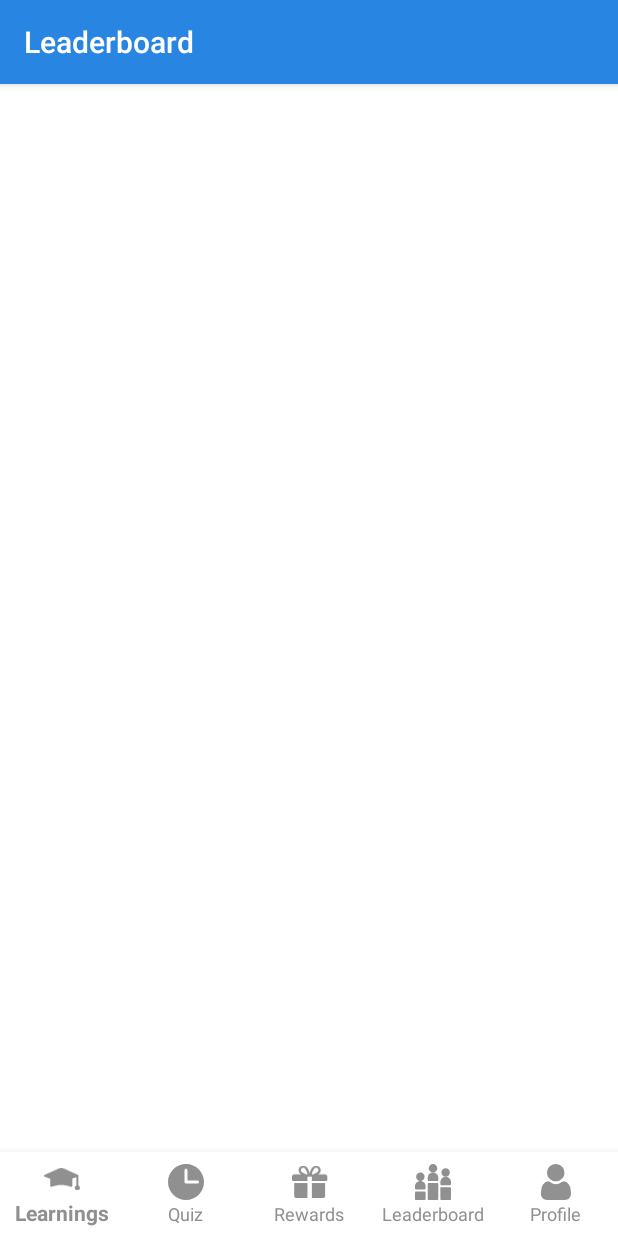
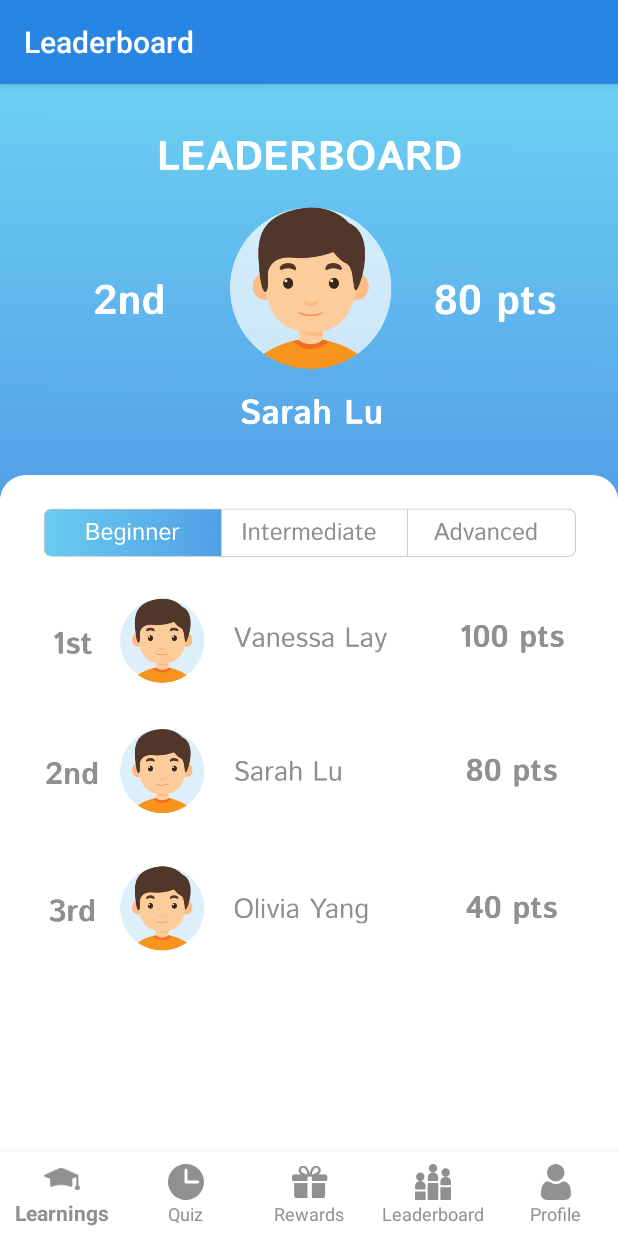
Before and after one commit to ssarahlu/Assignment, an Android app: the LeaderboardActivity screen opened directly, with no data from a screen before it, on a phone screen of 412 x 824 dp. Run offline under Robolectric (Android 15) with nearby library versions, the phone set to English and light mode, and no system bars.

Commit message:
leaderboard implementation (no longer using API because its not free)

```diff
--- a/app/src/main/java/com/example/assignment/LeaderboardActivity.java
+++ b/app/src/main/java/com/example/assignment/LeaderboardActivity.java
@@ -6,17 +6,52 @@ import androidx.appcompat.app.AppCompatActivity;
 import android.content.Intent;
 import android.os.Bundle;
 import android.view.MenuItem;
+import android.view.View;
+import android.widget.Button;
+import android.widget.ImageView;
 
 import com.google.android.material.bottomnavigation.BottomNavigationView;
 
 public class LeaderboardActivity extends AppCompatActivity {
     BottomNavigationView bottomNavigation;
+    private Button beginner, intermediate, advanced;
+    private ImageView image;
 
     @Override
     protected void onCreate(Bundle savedInstanceState) {
         super.onCreate(savedInstanceState);
         setContentView(R.layout.activity_leaderboard);
         setTitle("Leaderboard");
+        beginner = findViewById(R.id.beginner);
+        intermediate = findViewById(R.id.intermediate);
+        advanced = findViewById(R.id.advanced);
+        image = findViewById(R.id.image);
+
+
+        beginner.setOnClickListener(new View.OnClickListener() {
+            @Override
+            public void onClick(View v) {
+                image.setImageResource(R.drawable.leaderboard_beginner);
+
+            }
+        });
+
+        intermediate.setOnClickListener(new View.OnClickListener() {
+            @Override
+            public void onClick(View v) {
+                image.setImageResource(R.drawable.leaderboard_intermediate);
+
+            }
+        });
+
+        advanced.setOnClickListener(new View.OnClickListener() {
+            @Override
+            public void onClick(View v) {
+                image.setImageResource(R.drawable.leaderboard_advanced);
+
+            }
+        });
+
 
         bottomNavigation = findViewById(R.id.navigation);
         bottomNavigation.setItemIconTintList(null);
--- a/app/src/main/java/com/example/assignment/SelectDifficulty.java
+++ b/app/src/main/java/com/example/assignment/SelectDifficulty.java
@@ -4,8 +4,6 @@ import androidx.annotation.NonNull;
 import androidx.appcompat.app.AppCompatActivity;
 
 import android.content.Intent;
-import android.content.res.ColorStateList;
-import android.graphics.Color;
 import android.os.Bundle;
 import android.util.Log;
 import android.view.MenuItem;
--- a/app/src/main/res/layout/activity_help_centre.xml
+++ b/app/src/main/res/layout/activity_help_centre.xml
@@ -8,7 +8,7 @@
     tools:context=".HelpCentreActivity">
 
     <ImageView
-        android:id="@+id/imageView7"
+        android:id="@+id/image"
         android:layout_width="336dp"
         android:layout_height="596dp"
         app:layout_constraintBottom_toBottomOf="parent"
--- a/app/src/main/res/layout/activity_leaderboard.xml
+++ b/app/src/main/res/layout/activity_leaderboard.xml
@@ -14,7 +14,7 @@
         android:layout_gravity="start"
         android:background="#FFFFFF"
         android:checkable="true"
-        app:itemIconTint="@color/state_colour"
+        app:itemIconTint="#909090"
         app:itemTextColor="#909090"
         app:labelVisibilityMode="labeled"
         app:layout_constraintBottom_toBottomOf="parent"
@@ -23,4 +23,54 @@
         app:layout_constraintStart_toStartOf="parent"
         app:menu="@menu/nav_bar" />
 
+    <ImageView
+        android:id="@+id/image"
+        android:layout_width="match_parent"
+        android:layout_height="wrap_content"
+        android:adjustViewBounds="true"
+        android:scaleType="fitXY"
+        app:srcCompat="@drawable/leaderboard_beginner" />
+
+    <Button
+        android:id="@+id/beginner"
+        android:layout_width="113dp"
+        android:layout_height="33dp"
+        android:layout_marginStart="32dp"
+        android:layout_marginLeft="32dp"
+        android:background="#00FFFFFF"
+        android:text="Beginner"
+        android:textColor="#00FFFFFF"
+        app:layout_constraintBottom_toBottomOf="parent"
+        app:layout_constraintStart_toStartOf="parent"
+        app:layout_constraintTop_toTopOf="parent"
+        app:layout_constraintVertical_bias="0.402" />
+
+    <Button
+        android:id="@+id/intermediate"
+        android:layout_width="125dp"
+        android:layout_height="34dp"
+        android:layout_marginStart="144dp"
+        android:layout_marginLeft="144dp"
+        android:background="#00FFFFFF"
+        android:text="INTERMEDIATE"
+        android:textColor="#00FFFFFF"
+        app:layout_constraintBottom_toBottomOf="parent"
+        app:layout_constraintStart_toStartOf="parent"
+        app:layout_constraintTop_toTopOf="parent"
+        app:layout_constraintVertical_bias="0.403" />
+
+    <Button
+        android:id="@+id/advanced"
+        android:layout_width="113dp"
+        android:layout_height="35dp"
+        android:background="#00FFFFFF"
+        android:text="ADVANCED"
+        android:textColor="#00FFFFFF"
+        app:layout_constraintBottom_toBottomOf="parent"
+        app:layout_constraintEnd_toEndOf="parent"
+        app:layout_constraintHorizontal_bias="0.910"
+        app:layout_constraintStart_toStartOf="parent"
+        app:layout_constraintTop_toTopOf="parent"
+        app:layout_constraintVertical_bias="0.403" />
+
 </androidx.constraintlayout.widget.ConstraintLayout>
```
Also changed, not shown: app/src/main/res/drawable/leaderboard_advanced.png (added), app/src/main/res/drawable/leaderboard_beginner.png (added), app/src/main/res/drawable/leaderboard_intermediate.png (added).
